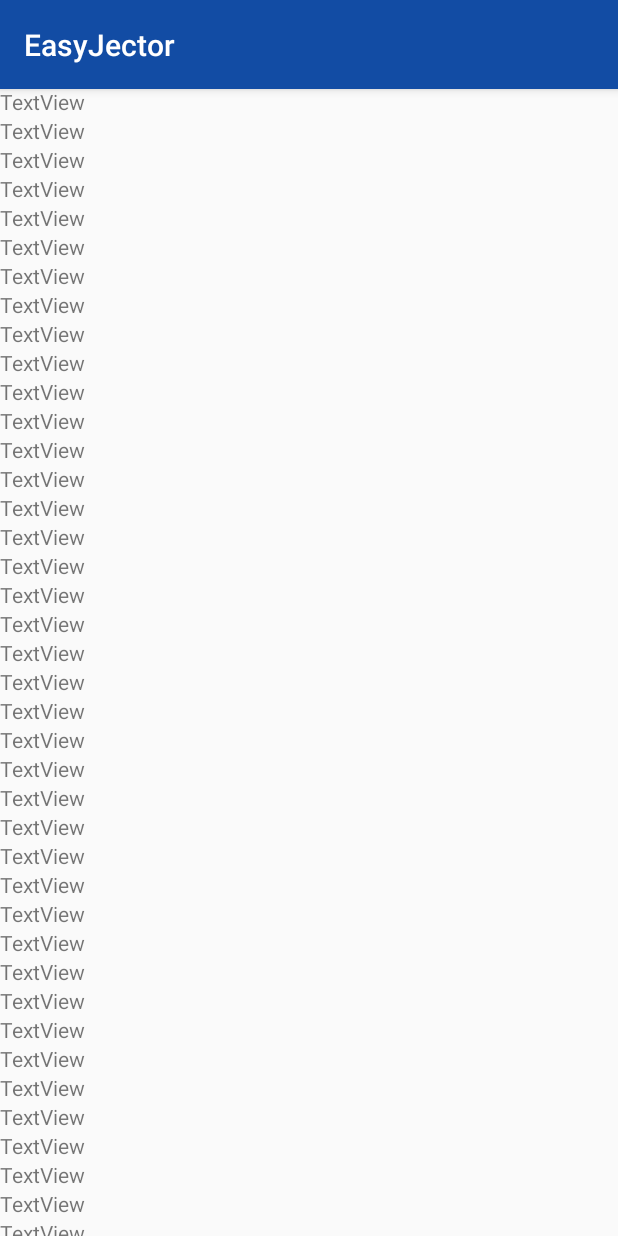
After one commit to maatzie/EasyJector, an Android app: the PatientsActivity screen opened directly, with no data from a screen before it, on a phone screen of 412 x 824 dp. The commit adds this screen. Run offline under Robolectric (Android 15) with nearby library versions, the phone set to English and light mode, and no system bars.

Commit message:
Started patients page.

```diff
--- a/app/src/main/AndroidManifest.xml
+++ b/app/src/main/AndroidManifest.xml
@@ -19,6 +19,16 @@
                 <category android:name="android.intent.category.LAUNCHER" />
             </intent-filter>
         </activity>
+        <activity
+            android:name=".PatientsActivity"
+            android:label="@string/app_name"
+            android:theme="@style/AppTheme.NoActionBar">
+            <intent-filter>
+                <action android:name="android.intent.action.PATIENTS" />
+
+                <category android:name="android.intent.category.LAUNCHER" />
+            </intent-filter>
+        </activity>
     </application>
 
 </manifest>
--- /dev/null
+++ b/app/src/main/java/com/example/app/PatientsActivity.java
@@ -0,0 +1,48 @@
+package com.example.app;
+
+import android.os.Bundle;
+
+import com.example.app.adapters.PatientsRecyclerViewAdapter;
+import com.google.android.material.floatingactionbutton.FloatingActionButton;
+import com.google.android.material.snackbar.Snackbar;
+import com.google.android.material.tabs.TabLayout;
+
+import androidx.fragment.app.FragmentManager;
+import androidx.recyclerview.widget.LinearLayoutManager;
+import androidx.recyclerview.widget.RecyclerView;
+import androidx.viewpager.widget.ViewPager;
+import androidx.appcompat.app.AppCompatActivity;
+
+import android.view.Menu;
+import android.view.MenuItem;
+import android.view.View;
+
+import com.example.app.ui.main.SectionsPagerAdapter;
+
+import java.util.LinkedList;
+import java.util.List;
+
+public class PatientsActivity extends AppCompatActivity {
+
+    private RecyclerView patientsRecyclerView;
+
+    @Override
+    protected void onCreate(Bundle savedInstanceState) {
+        super.onCreate(savedInstanceState);
+        setContentView(R.layout.activity_patients);
+
+        initRecyclerView();
+    }
+
+    private void initRecyclerView(){
+        List<String> example = new LinkedList<>();
+        for (int i = 0; i < 100; i++)
+            example.add("test");
+        patientsRecyclerView = (RecyclerView) findViewById(R.id.recyclerView_patients);
+        patientsRecyclerView.setLayoutManager(new LinearLayoutManager(this));
+        PatientsRecyclerViewAdapter adapter = new PatientsRecyclerViewAdapter(example, getSupportFragmentManager(), this);
+        patientsRecyclerView.setAdapter(adapter);
+        //patientsRecyclerView.addItemDecoration(new SimpleDividerItemDecoration(this.getActivity()));
+
+    }
+}
--- /dev/null
+++ b/app/src/main/java/com/example/app/adapters/PatientsRecyclerViewAdapter.java
@@ -0,0 +1,87 @@
+package com.example.app.adapters;
+
+
+import androidx.fragment.app.Fragment;
+import androidx.fragment.app.FragmentManager;
+import androidx.recyclerview.widget.RecyclerView;
+
+import android.app.Activity;
+import android.content.Intent;
+import android.graphics.Typeface;
+import android.text.SpannableString;
+import android.text.style.StyleSpan;
+import android.view.LayoutInflater;
+import android.view.View;
+import android.view.ViewGroup;
+import android.widget.TextView;
+
+
+import com.example.app.R;
+
+import java.util.List;
+
+/**
+ * Class is user for displaying a list of resources. If resource is clicked, activity is changed to
+ * ResourceInformationActivity ind resource information is shown.
+ */
+public class PatientsRecyclerViewAdapter extends RecyclerView.Adapter<PatientsRecyclerViewAdapter.ViewHolder> {
+
+    private final List<String> mValues;
+    private FragmentManager fragmentManager;
+    //private Activity activity;
+
+    public PatientsRecyclerViewAdapter(List<String> items, FragmentManager fragmentManager, Activity activity) {
+        mValues = items;
+        this.fragmentManager = fragmentManager;
+        //this.activity = activity;
+    }
+
+    @Override
+    public ViewHolder onCreateViewHolder(ViewGroup parent, int viewType) {
+        View view = LayoutInflater.from(parent.getContext())
+                .inflate(R.layout.recycler_item_patient, parent, false);
+        return new ViewHolder(view);
+    }
+
+    @Override
+    public void onBindViewHolder(final ViewHolder holder, final int position) {
+        holder.mItem = mValues.get(position);
+
+//        holder.mContentView.setOnClickListener(new View.OnClickListener(){
+//
+//            @Override
+//            public void onClick(View view) {
+//                ResourcesFragment.currentResource = mValues.get(position);
+//                Intent intent = new Intent(fragment.getContext(), ResourceInformationActivity.class);
+//                intent.putExtra(ResourcesFragment.EXTRA_MESSAGE, mValues.get(position).getId());
+//                fragment.startActivity(intent);
+//            }
+//        });
+
+    }
+
+    @Override
+    public int getItemCount() {
+        return mValues.size();
+    }
+
+    public class ViewHolder extends RecyclerView.ViewHolder {
+        public final View mView;
+        public final TextView mContentView;
+        public String mItem;
+
+
+        public ViewHolder(View view) {
+            super(view);
+            mView = view;
+            mContentView = (TextView) view.findViewById(R.id.content);
+        }
+
+
+        @Override
+        public String toString() {
+            return super.toString() + " '" + mContentView.getText() + "'";
+        }
+
+    }
+}
--- a/app/src/main/java/com/example/app/ui/main/OperationFragment.java
+++ b/app/src/main/java/com/example/app/ui/main/OperationFragment.java
@@ -1,9 +1,12 @@
 package com.example.app.ui.main;
 
+import android.app.Activity;
+import android.content.Intent;
 import android.os.Bundle;
 import android.view.LayoutInflater;
 import android.view.View;
 import android.view.ViewGroup;
+import android.widget.Button;
 import android.widget.TextView;
 
 import androidx.annotation.Nullable;
@@ -11,17 +14,23 @@ import androidx.annotation.NonNull;
 import androidx.fragment.app.Fragment;
 import androidx.lifecycle.Observer;
 import androidx.lifecycle.ViewModelProviders;
+import androidx.recyclerview.widget.LinearLayoutManager;
+import androidx.recyclerview.widget.RecyclerView;
 
+import com.example.app.PatientsActivity;
 import com.example.app.R;
+import com.example.app.adapters.PatientsRecyclerViewAdapter;
 
-/**
- * A placeholder fragment containing a simple view.
- */
+import java.util.LinkedList;
+import java.util.List;
+
+
 public class OperationFragment extends Fragment {
 
     private static final String ARG_SECTION_NUMBER = "section_number";
 
     private PageViewModel pageViewModel;
+
 
     public static OperationFragment newInstance(int index) {
         OperationFragment fragment = new OperationFragment();
@@ -48,7 +57,18 @@ public class OperationFragment extends Fragment {
             Bundle savedInstanceState) {
         View root = inflater.inflate(R.layout.fragment_operation, container, false);
         //final TextView textView = root.findViewById(R.id.section_label);
+        setButtonOnClickListener((Button) root.findViewById(R.id.button_patient), new PatientsActivity());
 
         return root;
     }
+    private void setButtonOnClickListener(Button button, final Activity activity) {
+        button.setOnClickListener(new View.OnClickListener() {
+            @Override
+            public void onClick(View view) {
+                Intent intent = new Intent(view.getContext(),activity.getClass());
+                view.getContext().startActivity(intent);
+            }
+        });
+    }
+
 }
--- /dev/null
+++ b/app/src/main/res/layout/activity_patients.xml
@@ -0,0 +1,29 @@
+<?xml version="1.0" encoding="utf-8"?>
+<androidx.coordinatorlayout.widget.CoordinatorLayout xmlns:android="http://schemas.android.com/apk/res/android"
+    xmlns:app="http://schemas.android.com/apk/res-auto"
+    xmlns:tools="http://schemas.android.com/tools"
+    android:layout_width="match_parent"
+    android:layout_height="match_parent">
+
+    <com.google.android.material.appbar.AppBarLayout
+        android:layout_width="match_parent"
+        android:layout_height="wrap_content"
+        android:theme="@style/AppTheme.AppBarOverlay">
+
+        <TextView
+            android:id="@+id/title"
+            android:layout_width="wrap_content"
+            android:layout_height="wrap_content"
+            android:gravity="center"
+            android:minHeight="?actionBarSize"
+            android:padding="@dimen/appbar_padding"
+            android:text="@string/app_name"
+            android:textAppearance="@style/TextAppearance.Widget.AppCompat.Toolbar.Title" />
+
+    </com.google.android.material.appbar.AppBarLayout>
+
+    <androidx.recyclerview.widget.RecyclerView
+        android:id="@+id/recyclerView_patients"
+        android:layout_width="match_parent"
+        android:layout_height="match_parent" />
+</androidx.coordinatorlayout.widget.CoordinatorLayout>
--- /dev/null
+++ b/app/src/main/res/layout/recycler_item_patient.xml
@@ -0,0 +1,12 @@
+<?xml version="1.0" encoding="utf-8"?>
+<LinearLayout xmlns:android="http://schemas.android.com/apk/res/android"
+    android:layout_width="match_parent"
+    android:layout_height="wrap_content">
+
+    <TextView
+        android:id="@+id/content"
+        android:layout_width="wrap_content"
+        android:layout_height="wrap_content"
+        android:layout_weight="1"
+        android:text="TextView" />
+</LinearLayout>
```
